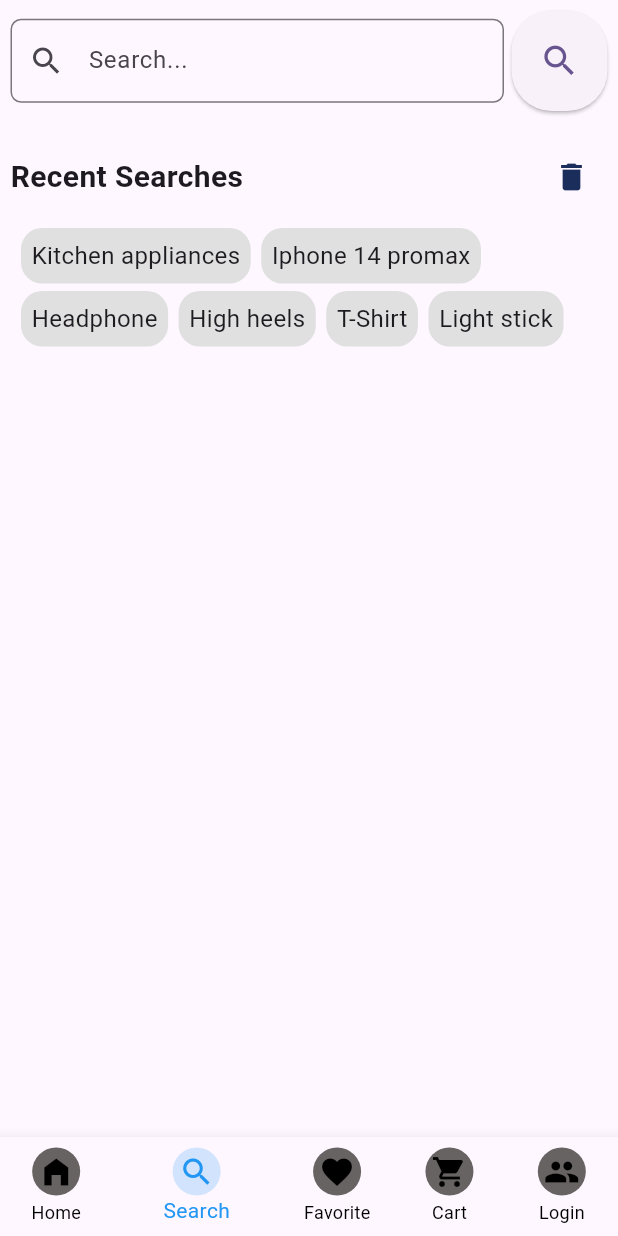
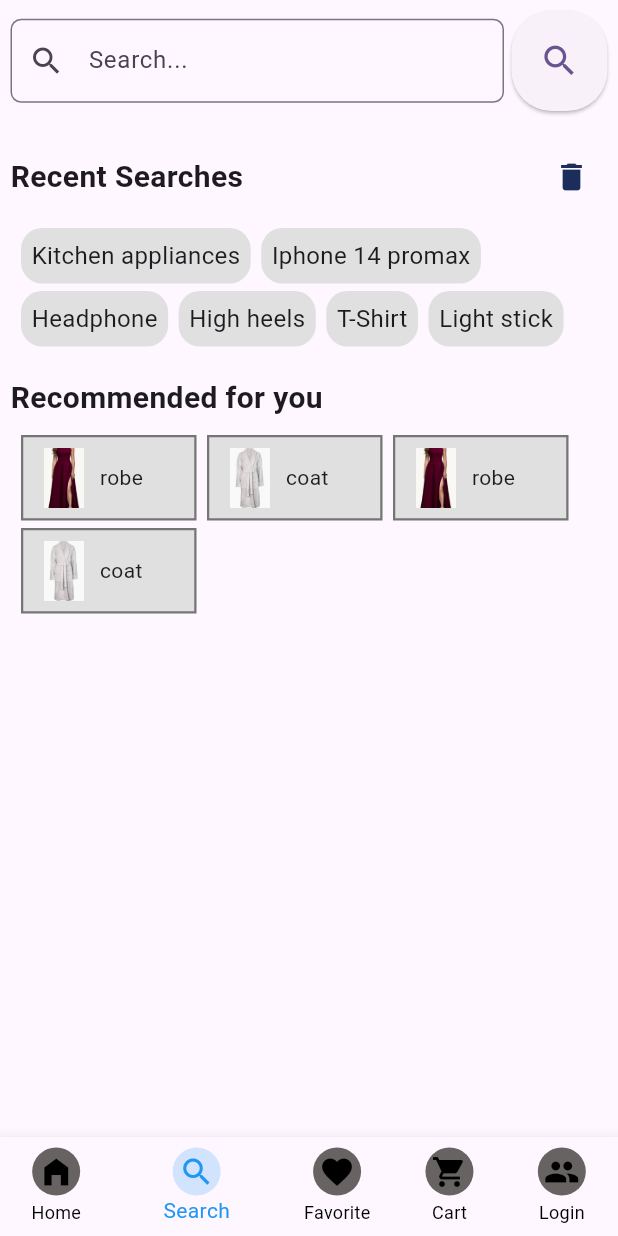
Before and after one commit to Tchouka-Vanelle/flutter_eCommerce_app, a Flutter app: the MyAppPages screen opened by its route, on a phone screen of 412 x 824 dp. Run offline on Flutter 3.47's test engine with Material 3 defaults, Android fonts, the phone set to English and light mode, and no system bars.

Commit message:
add: recommended section

```diff
--- a/lib/models/product.dart
+++ b/lib/models/product.dart
@@ -0,0 +1,12 @@
+class Product {
+  String name;
+  double price;
+  String description;
+  int id;
+  int nbrAchat;
+  String image;
+
+  Product({required this.description, required this.price, required this.image,
+          required this.id, required this.name, required this.nbrAchat});
+
+}
--- /dev/null
+++ b/lib/views/search_product_element/recommended_for_you_section.dart
@@ -0,0 +1,66 @@
+import 'package:flutter/cupertino.dart';
+import 'package:flutter/material.dart';
+import 'package:task_management/models/product.dart';
+
+class RecommendedForYouSection extends StatelessWidget {
+  const RecommendedForYouSection({super.key, required this.recommendedForYou});
+  final List<Product> recommendedForYou;
+
+  @override
+  Widget build(BuildContext context) {
+    return  Column(
+      mainAxisAlignment: MainAxisAlignment.start,
+      children: [
+          const Row(
+             mainAxisAlignment: MainAxisAlignment.spaceBetween,
+            children: [
+              Text(
+                  'Recommended for you',
+                  style: TextStyle(
+                    fontSize: 20,
+                    fontWeight: FontWeight.bold,
+                  ),
+              ),
+
+            ],
+          ),
+          const SizedBox(height: 10),
+          Padding(
+            padding: const EdgeInsets.only(left: 7),
+            child: SizedBox(
+              width: double.infinity,
+              child: Wrap(
+                alignment: WrapAlignment.start,
+                spacing: 7, //espace horizontale
+                runSpacing: 5, // espace vertical
+                children: recommendedForYou.map((e) => (
+                    Container(
+                      padding: const EdgeInsets.all(7),
+                      decoration: BoxDecoration(
+                        color:  Colors.grey[300],
+                        border: Border.all(
+                          color: Colors.grey.shade600,
+                          width: 1.5,
+                        ),
+                      ),
+                      child: SizedBox(
+                        width: 100,
+                      child: Row(
+
+                        crossAxisAlignment: CrossAxisAlignment.center,
+                        children: [
+                          Image(image: AssetImage('assets/product_images/${e.image}.png'),
+                                width: 40,  height: 40,),
+                          const SizedBox(width: 4),
+                          Text(e.name,)
+                        ],
+                      ))
+                    )
+                  )).toList(),
+              )
+            )
+          )
+      ],
+    );
+  }
+}
--- a/lib/views/search_product_view.dart
+++ b/lib/views/search_product_view.dart
@@ -1,5 +1,7 @@
 import 'package:flutter/cupertino.dart';
+import 'package:task_management/models/product.dart';
 import 'package:task_management/views/search_product_element/recent_searches_section.dart';
+import 'package:task_management/views/search_product_element/recommended_for_you_section.dart';
 import 'package:task_management/views/search_product_element/search_section.dart';
 
 class SearchProductView extends StatefulWidget{
@@ -14,6 +16,12 @@ class _SearchProductViewState extends State<SearchProductView> {
   List<String> recentSearches = [
     'Kitchen appliances', 'Iphone 14 promax', 'Headphone',
     'High heels', 'T-Shirt', 'Light stick',
+  ];
+  List<Product> recommendedForYou = [
+    Product(description: 'description', price: 14.0, image: 'robe', id: 1, name: 'robe', nbrAchat: 18),
+    Product(description: 'description', price: 18.0, image: 'coat', id: 2, name: 'coat', nbrAchat: 15),
+    Product(description: 'description', price: 14.0, image: 'robe', id: 3, name: 'robe', nbrAchat: 14),
+    Product(description: 'description', price: 18.0, image: 'coat', id: 4, name: 'coat', nbrAchat: 11),
   ];
 
   void searchEntry(String searchValue) {
@@ -33,6 +41,8 @@ class _SearchProductViewState extends State<SearchProductView> {
           const SizedBox(height: 20),
           RecentSearchesSection(recentSearches: recentSearches),
           const SizedBox(height: 20),
+          RecommendedForYouSection(recommendedForYou: recommendedForYou),
+          const SizedBox(height: 20),
         ],
       ),
     );
--- a/pubspec.yaml
+++ b/pubspec.yaml
@@ -55,6 +55,7 @@ flutter:
   uses-material-design: true
   assets:
     - assets/images/connexion/googleSignIn.png
+    - assets/product_images/
 
   # To add assets to your application, add an assets section, like this:
   # assets:
```
Also changed, not shown: assets/product_images/coat.png (added), assets/product_images/robe.png (added).
